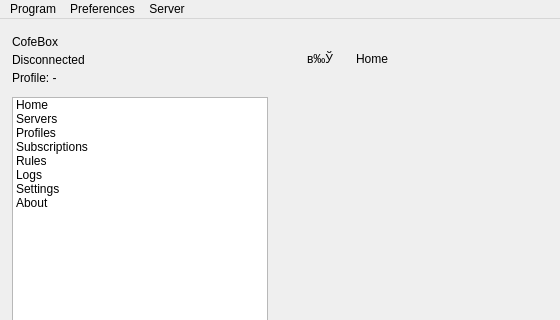
cofedish/cofe-nekobox, file ui/mainwindow.ui: the form before one commit; both pictures show x 0 to 560 and y 0 to 320 of the 1200 by 760 pixel window.
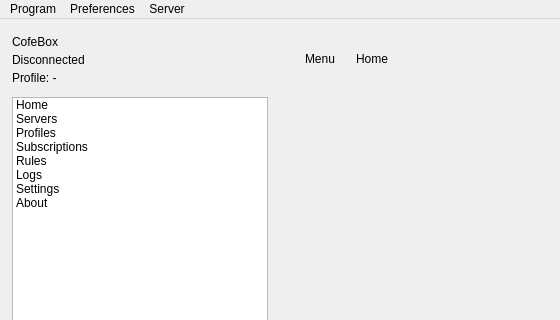
The form after the commit. Custom widgets are drawn as their Qt base class.

Commit message: fix: restore BAD600 themes and remove mojibake menu glyph

What changed in the file:
```diff
--- a/ui/mainwindow.ui
+++ b/ui/mainwindow.ui
@@ -301,7 +301,7 @@
              </size>
             </property>
             <property name="text">
-             <string>в‰Ў</string>
+             <string>Menu</string>
             </property>
             <property name="toolButtonStyle">
              <enum>Qt::ToolButtonIconOnly</enum>
```
The commit also changes 4 other files.
